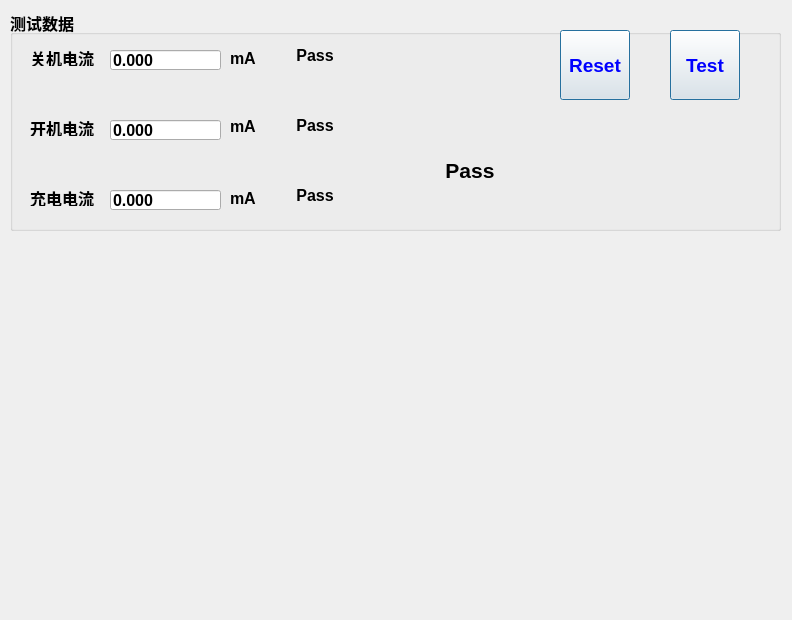
First picture: the form in project/Harman_T500/testform.ui, repository happyrabbit456/Qt5_dev, before the edit.
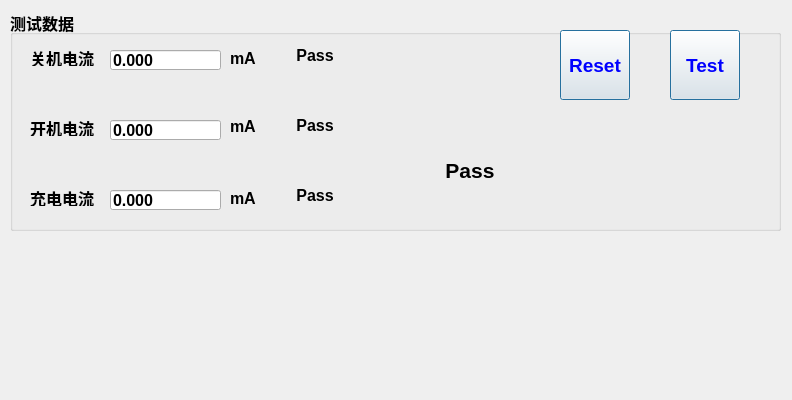
Second picture: the form after the edit.

What changed in the file:
```diff
--- a/project/Harman_T500/testform.ui
+++ b/project/Harman_T500/testform.ui
@@ -7,7 +7,7 @@
     <x>0</x>
     <y>0</y>
     <width>792</width>
-    <height>620</height>
+    <height>400</height>
    </rect>
   </property>
   <property name="windowTitle">
```
